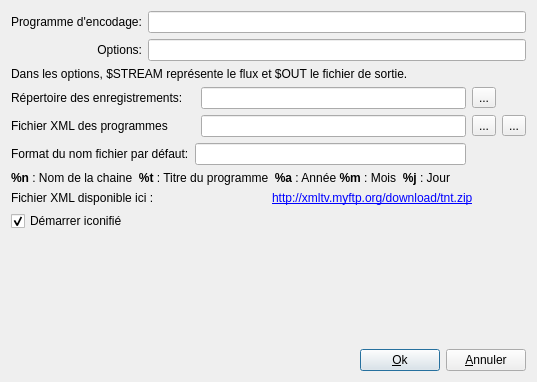
First picture: the form in ui/config.ui, repository jlbrd/qmagneto, before the edit.
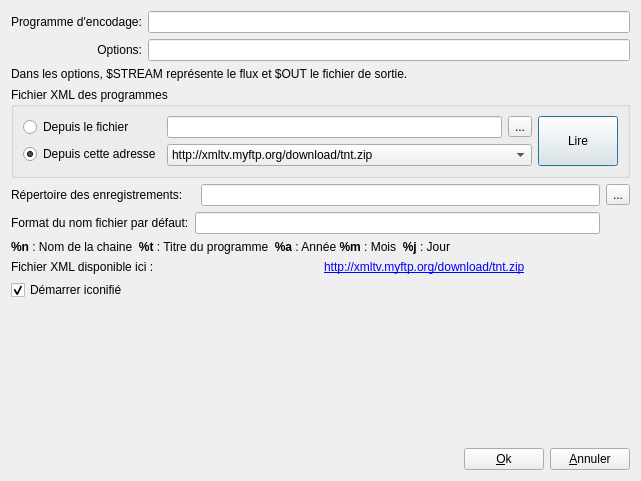
Second picture: the form after the edit. Icons and pictures are not drawn.

Commit message: - Ajout de la récupération auutomatique des fichiers zip sur le site xmltv.myftp.org

```diff
--- a/ui/config.ui
+++ b/ui/config.ui
@@ -5,8 +5,8 @@
    <rect>
     <x>0</x>
     <y>0</y>
-    <width>533</width>
-    <height>382</height>
+    <width>641</width>
+    <height>481</height>
    </rect>
   </property>
   <property name="windowTitle" >
@@ -59,6 +59,85 @@
      </item>
     </layout>
    </item>
+   <item>
+    <widget class="QGroupBox" name="groupBox" >
+     <property name="title" >
+      <string>Fichier XML des programmes</string>
+     </property>
+     <layout class="QGridLayout" name="gridLayout_2" >
+      <item row="0" column="0" >
+       <layout class="QHBoxLayout" name="horizontalLayout_3" >
+        <item>
+         <layout class="QVBoxLayout" name="verticalLayout_3" >
+          <item>
+           <widget class="QRadioButton" name="depuisFichier" >
+            <property name="text" >
+             <string>Depuis le fichier </string>
+            </property>
+           </widget>
+          </item>
+          <item>
+           <widget class="QRadioButton" name="depuisAdresse" >
+            <property name="text" >
+             <string>Depuis cette adresse</string>
+            </property>
+            <property name="checked" >
+             <bool>true</bool>
+            </property>
+           </widget>
+          </item>
+         </layout>
+        </item>
+        <item>
+         <layout class="QVBoxLayout" name="verticalLayout_4" >
+          <item>
+           <layout class="QHBoxLayout" name="horizontalLayout_4" >
+            <item>
+             <widget class="QLineEdit" name="nomFichierXML" />
+            </item>
+            <item>
+             <widget class="QToolButton" name="choixFichierXML" >
+              <property name="text" >
+               <string>...</string>
+              </property>
+             </widget>
+            </item>
+           </layout>
+          </item>
+          <item>
+           <widget class="QComboBox" name="comboURL" >
+            <item>
+             <property name="text" >
+              <string>http://xmltv.myftp.org/download/tnt.zip</string>
+             </property>
+            </item>
+            <item>
+             <property name="text" >
+              <string>http://xmltv.myftp.org/download/complet.zip</string>
+             </property>
+            </item>
+           </widget>
+          </item>
+         </layout>
+        </item>
+        <item>
+         <widget class="QPushButton" name="populateDB" >
+          <property name="sizePolicy" >
+           <sizepolicy vsizetype="Minimum" hsizetype="Minimum" >
+            <horstretch>0</horstretch>
+            <verstretch>0</verstretch>
+           </sizepolicy>
+          </property>
+          <property name="text" >
+           <string>Lire</string>
+          </property>
+         </widget>
+        </item>
+       </layout>
+      </item>
+     </layout>
+    </widget>
+   </item>
    <item>
     <layout class="QGridLayout" >
      <item row="0" column="0" colspan="2" >
@@ -78,43 +157,16 @@
        </property>
       </widget>
      </item>
-     <item row="1" column="0" colspan="2" >
-      <widget class="QLabel" name="label_7" >
-       <property name="text" >
-        <string>Fichier XML des programmes</string>
-       </property>
-      </widget>
-     </item>
-     <item row="1" column="2" >
-      <widget class="QLineEdit" name="nomFichierXML" />
-     </item>
-     <item row="1" column="3" >
-      <widget class="QToolButton" name="choixFichierXML" >
-       <property name="text" >
-        <string>...</string>
-       </property>
-      </widget>
-     </item>
-     <item row="2" column="0" >
+     <item row="1" column="0" >
       <widget class="QLabel" name="label_5" >
        <property name="text" >
         <string>Format du nom fichier par défaut:</string>
        </property>
       </widget>
      </item>
-     <item row="2" column="1" colspan="2" >
+     <item row="1" column="1" colspan="2" >
       <widget class="QLineEdit" name="nomFichier" />
      </item>
-     <item row="1" column="4" >
-      <widget class="QToolButton" name="populateDB" >
-       <property name="text" >
-        <string>...</string>
-       </property>
-       <property name="icon" >
-        <iconset resource="../ressources/ressources.qrc" >:/images/images/refresh.png</iconset>
-       </property>
-      </widget>
-     </item>
     </layout>
    </item>
    <item>
```
Left out of the diff: 6 changed lines with no effect on the pictures. The commit also changes 6 other files.
